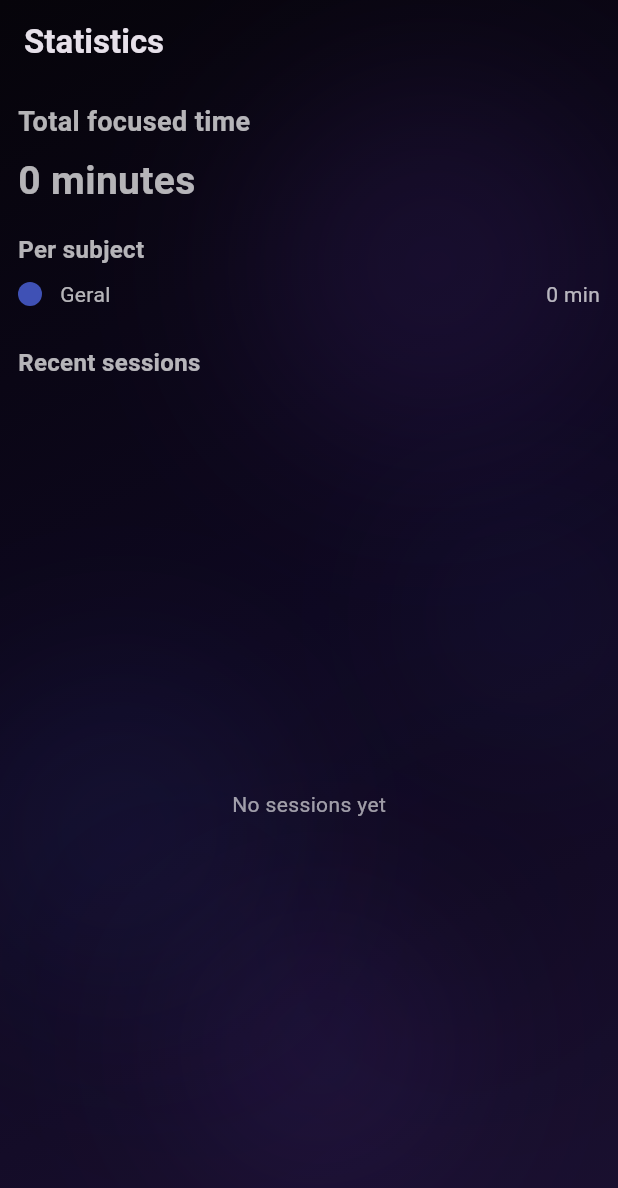
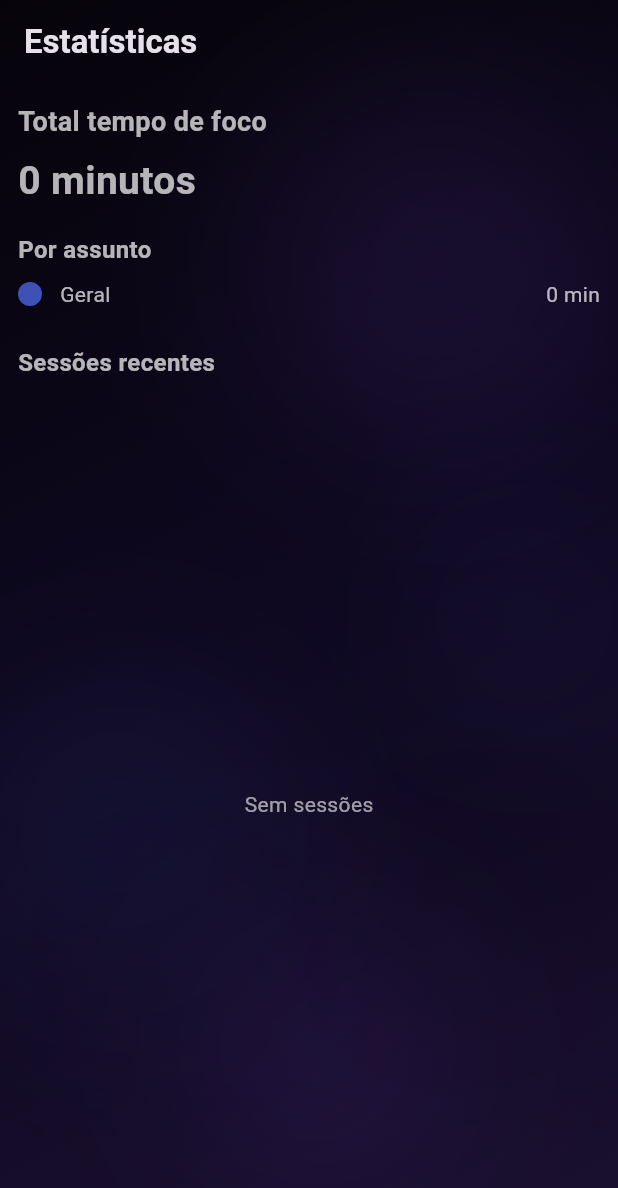
Before and after one commit to NicolasPorto/tempus, a Flutter app: the StatsScreen screen opened directly, on a phone screen of 412 x 824 dp. Shown: the top 1188 px of the screen. Run offline on Flutter 3.47's test engine with Material 3 defaults, Android fonts, the phone set to English and light mode, and no system bars; our stand-ins replace shared_preferences, vibration, wakelock_plus; accounts and stored records are empty.

Commit message:
Feat ajustes.

```diff
--- a/tempus_app/lib/screens/home_screen.dart
+++ b/tempus_app/lib/screens/home_screen.dart
@@ -63,7 +63,7 @@ class _HomeScreenState extends State<HomeScreen> {
             Icons.book,
             Icons.show_chart,
           ];
-          final labels = ['Tempus', 'Tasks', 'Subjects', 'Stats'];
+          final labels = ['Tempus', 'Tarefas', 'Assunto', 'Stats'];
           final selected = index == _current;
 
           return GestureDetector(
--- a/tempus_app/lib/screens/stats_screen.dart
+++ b/tempus_app/lib/screens/stats_screen.dart
@@ -22,7 +22,7 @@ class StatsScreen extends StatelessWidget {
       child: Scaffold(
         backgroundColor: Colors.transparent,
         appBar: AppBar(
-          title: const Text('Statistics'),
+          title: const Text('Estatísticas'),
           backgroundColor: Colors.transparent,
           elevation: 0,
         ),
@@ -32,12 +32,12 @@ class StatsScreen extends StatelessWidget {
             crossAxisAlignment: CrossAxisAlignment.start,
             children: [
               const Text(
-                'Total focused time',
+                'Total tempo de foco',
                 style: TextStyle(fontSize: 18, fontWeight: FontWeight.w600),
               ),
               const SizedBox(height: 8),
               Text(
-                '$totalMinutes minutes',
+                '$totalMinutes minutos',
                 style: const TextStyle(
                   fontSize: 26,
                   fontWeight: FontWeight.bold,
@@ -45,7 +45,7 @@ class StatsScreen extends StatelessWidget {
               ),
               const SizedBox(height: 16),
               const Text(
-                'Per subject',
+                'Por assunto',
                 style: TextStyle(fontSize: 16, fontWeight: FontWeight.w600),
               ),
               const SizedBox(height: 8),
@@ -68,7 +68,7 @@ class StatsScreen extends StatelessWidget {
               }).toList(),
               const SizedBox(height: 16),
               const Text(
-                'Recent sessions',
+                'Sessões recentes',
                 style: TextStyle(fontSize: 16, fontWeight: FontWeight.w600),
               ),
               const SizedBox(height: 8),
@@ -84,7 +84,7 @@ class StatsScreen extends StatelessWidget {
     final list = store.sessions.reversed.take(10).toList();
     if (list.isEmpty)
       return const Center(
-        child: Text('No sessions yet', style: TextStyle(color: Colors.white60)),
+        child: Text('Sem sessões', style: TextStyle(color: Colors.white60)),
       );
     return ListView.builder(
       itemCount: list.length,
--- a/tempus_app/lib/screens/subjects_screen.dart
+++ b/tempus_app/lib/screens/subjects_screen.dart
@@ -10,7 +10,6 @@ class SubjectsScreen extends StatefulWidget {
   State<SubjectsScreen> createState() => _SubjectsScreenState();
 }
 
-// Removemos 'with SingleTickerProviderStateMixin'
 class _SubjectsScreenState extends State<SubjectsScreen> {
   final store = StorageService.instance;
   final TextEditingController _ctrl = TextEditingController();
@@ -49,7 +48,7 @@ class _SubjectsScreenState extends State<SubjectsScreen> {
       child: Scaffold(
         backgroundColor: Colors.transparent, // importante
         appBar: AppBar(
-          title: const Text('Subjects'),
+          title: const Text('Assunto'),
           backgroundColor: Colors.transparent,
           elevation: 0,
         ),
@@ -62,10 +61,9 @@ class _SubjectsScreenState extends State<SubjectsScreen> {
                   Expanded(
                       child: TextField(
                     controller: _ctrl,
-                    // Garanta que o texto seja visível no fundo escuro
                     style: const TextStyle(color: Colors.white),
                     decoration: InputDecoration(
-                        hintText: 'New subject',
+                        hintText: 'Novo assunto',
                         hintStyle: TextStyle(color: Colors.white70),
                         enabledBorder: UnderlineInputBorder(borderSide: BorderSide(color: Colors.white38)),
                         focusedBorder: UnderlineInputBorder(borderSide: BorderSide(color: Colors.white))),
@@ -93,7 +91,7 @@ class _SubjectsScreenState extends State<SubjectsScreen> {
 
   Widget _buildList() {
     if (store.subjects.isEmpty) {
-      return const Center(child: Text('No subjects yet.', style: TextStyle(color: Colors.white60)));
+      return const Center(child: Text('Sem assuntos.', style: TextStyle(color: Colors.white60)));
     }
     return ListView.builder(
       itemCount: store.subjects.length,
--- a/tempus_app/lib/screens/tasks_screen.dart
+++ b/tempus_app/lib/screens/tasks_screen.dart
@@ -34,9 +34,9 @@ class _TasksScreenState extends State<TasksScreen> {
   Widget build(BuildContext context) {
     return OrbDynamicBackground(
       child: Scaffold(
-        backgroundColor: Colors.transparent, // importante
+        backgroundColor: Colors.transparent,
         appBar: AppBar(
-          title: const Text('Tasks'),
+          title: const Text('Tarefas'),
           backgroundColor: Colors.transparent,
           elevation: 0,
         ),
@@ -49,7 +49,7 @@ class _TasksScreenState extends State<TasksScreen> {
                   Expanded(
                     child: TextField(
                       controller: _ctrl,
-                      decoration: const InputDecoration(hintText: 'New task'),
+                      decoration: const InputDecoration(hintText: 'Nova tarefa'),
                     ),
                   ),
                   const SizedBox(width: 8),
@@ -88,7 +88,7 @@ class _TasksScreenState extends State<TasksScreen> {
   Widget _buildTasks() {
     if (store.tasks.isEmpty)
       return const Center(
-        child: Text('No tasks yet.', style: TextStyle(color: Colors.white60)),
+        child: Text('Sem tarefas.', style: TextStyle(color: Colors.white60)),
       );
     return ListView.builder(
       itemCount: store.tasks.length,
```
Also changed, not shown: tempus_app/lib/widgets/animated_background.dart (line endings or trailing spaces).
